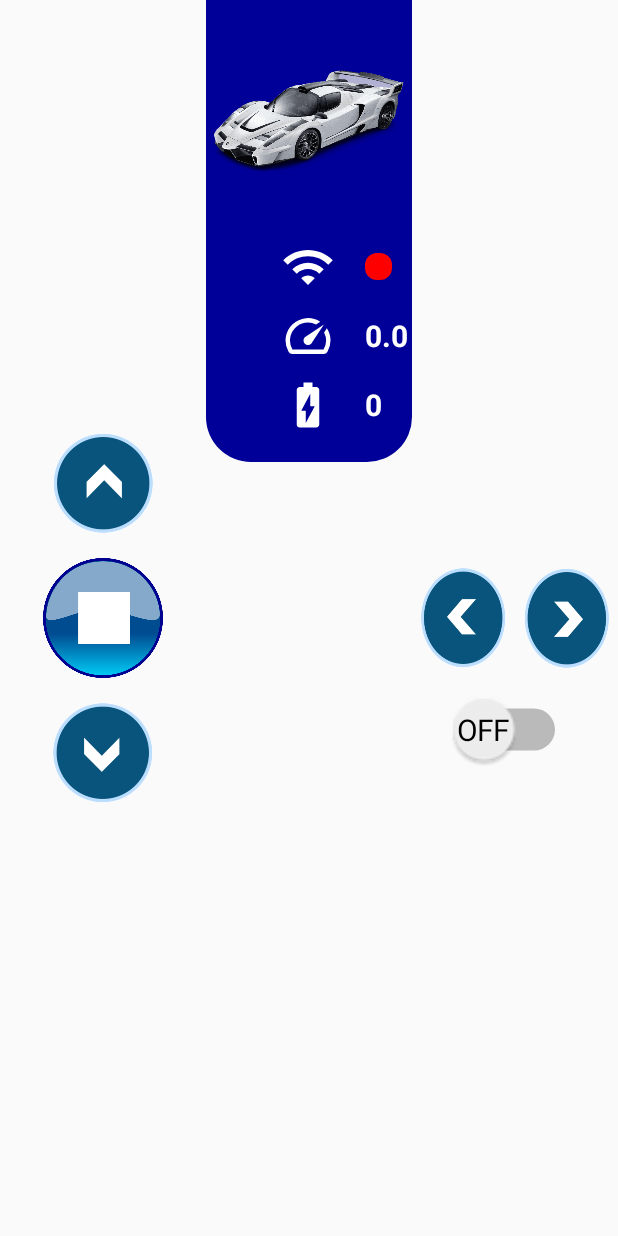
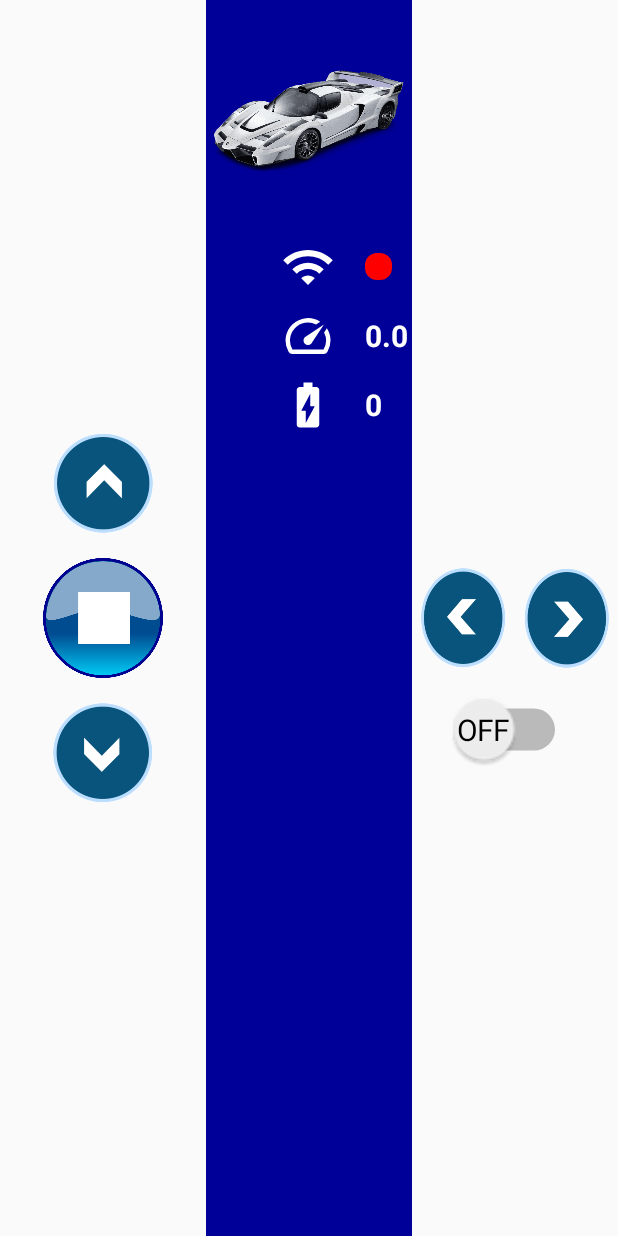
Before and after one commit to huynhngan53/vdk, an Android app: the screen it shows after launch (MainActivity), on a phone screen of 412 x 824 dp. Run offline under Robolectric (Android 15) with nearby library versions, the phone set to English and light mode, and no system bars; our stand-ins replace Firebase (no records; nobody signed in at launch, a user with empty details on screens opened directly); 3 statements that could not run were skipped.

Commit message:
xoay giao dien

```diff
--- a/app/src/main/res/layout/activity_main.xml
+++ b/app/src/main/res/layout/activity_main.xml
@@ -43,9 +43,9 @@
 
     <RelativeLayout
         android:layout_width="0dp"
-        android:layout_height="wrap_content"
+        android:layout_height="match_parent"
         android:layout_weight="1"
-        android:background="@drawable/backgroudtren">
+        android:background="@color/nenxanh">
 
         <ImageView
             android:id="@+id/logo"
```
